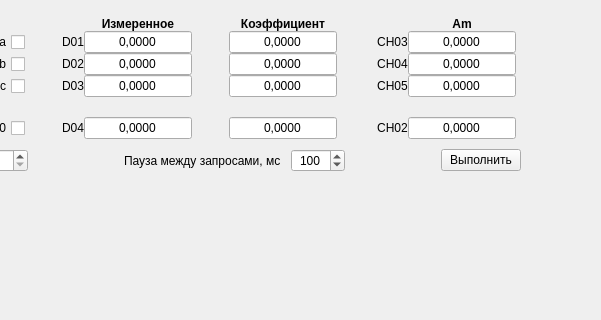
This is classes/calibrationwidget/calibrationwidget.ui in vlarry/configurator as Qt 5 draws it before an edit; both pictures show x 179 to 780 and y 0 to 320 of the 983 by 450 pixel window. The edited form follows.
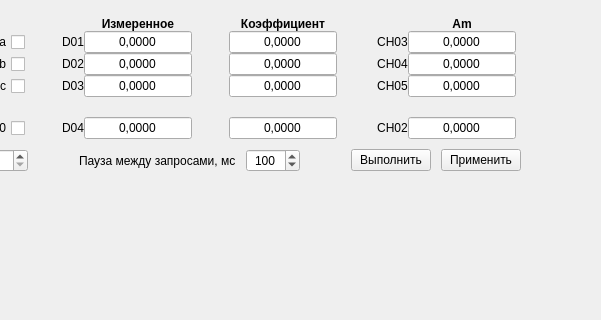
This is the edited form.

```diff
--- a/classes/calibrationwidget/calibrationwidget.ui
+++ b/classes/calibrationwidget/calibrationwidget.ui
@@ -841,6 +841,13 @@
            </property>
           </widget>
          </item>
+         <item>
+          <widget class="QPushButton" name="pushButtonApply">
+           <property name="text">
+            <string>Применить</string>
+           </property>
+          </widget>
+         </item>
         </layout>
        </item>
       </layout>
```
